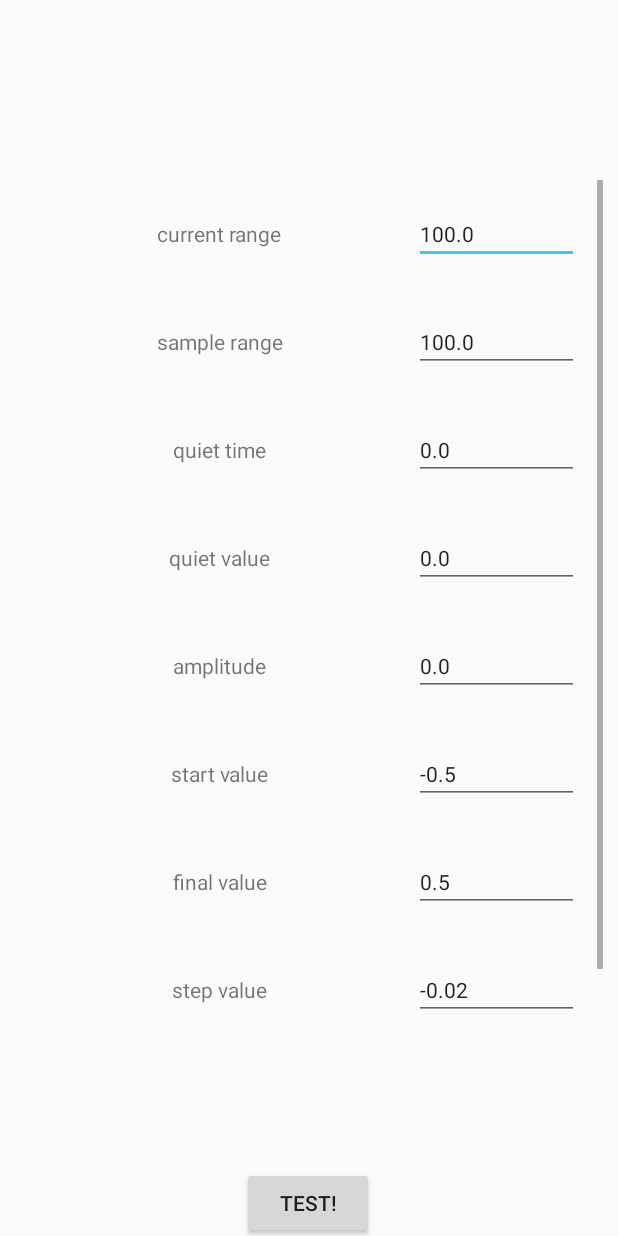
After one commit to infolab-club/isc-android, an Android app: the ParamsActivity screen opened directly, with no data from a screen before it, on a phone screen of 412 x 824 dp. The commit adds this screen. Run offline under Robolectric (Android 15) with nearby library versions, the phone set to English and light mode, and no system bars; 1 statement that could not run was skipped.

Commit message:
Added Scene with Parameters.

```diff
--- a/app/src/main/AndroidManifest.xml
+++ b/app/src/main/AndroidManifest.xml
@@ -13,7 +13,8 @@
         android:roundIcon="@mipmap/ic_launcher_round"
         android:supportsRtl="true"
         android:theme="@style/AppTheme">
-        <activity android:name=".GraphActivity"></activity>
+        <activity android:name=".ParamsActivity"></activity>
+        <activity android:name=".GraphActivity" />
         <activity
             android:name=".MainActivity"
             android:screenOrientation="portrait"
--- a/app/src/main/java/club/infolab/testchart/MainActivity.java
+++ b/app/src/main/java/club/infolab/testchart/MainActivity.java
@@ -37,10 +37,7 @@ public class MainActivity extends AppCompatActivity implements TestAdapter.OnTes
 
     @Override
     public void onTestClick(int position) {
-        CurrentTest.testResult.clear();
-//        CurrentTest currentTest = new CurrentTest(this);
-//        currentTest.Reader(position);
-        Intent test_intent = new Intent(this, GraphActivity.class);
+        Intent test_intent = new Intent(this, ParamsActivity.class);
         String testName = tests.get(position);
         test_intent.putExtra(GraphActivity.EXTRA_TEST, testName);
         test_intent.putExtra(GraphActivity.EXTRA_INDEX, position);
--- /dev/null
+++ b/app/src/main/java/club/infolab/testchart/ParamsActivity.java
@@ -0,0 +1,88 @@
+package club.infolab.testchart;
+
+import androidx.appcompat.app.AppCompatActivity;
+
+import android.content.Intent;
+import android.content.IntentFilter;
+import android.os.Bundle;
+import android.text.Editable;
+import android.text.TextWatcher;
+import android.view.LayoutInflater;
+import android.view.View;
+import android.widget.Button;
+import android.widget.EditText;
+import android.widget.LinearLayout;
+import android.widget.TextView;
+
+import java.util.ArrayList;
+
+public class ParamsActivity extends AppCompatActivity {
+    @Override
+    protected void onCreate(Bundle savedInstanceState) {
+        super.onCreate(savedInstanceState);
+        setContentView(R.layout.activity_params);
+
+        TextView testNameView = findViewById(R.id.name_test_params);
+        final Intent intent = getIntent();
+        final String testName = intent.getStringExtra(GraphActivity.EXTRA_TEST);
+        final int testIndex = intent.getIntExtra(GraphActivity.EXTRA_INDEX, 0);
+        testNameView.setText(testName);
+
+        Button startChartBtn = findViewById(R.id.toChart_btn);
+        startChartBtn.setOnClickListener(new View.OnClickListener() {
+            @Override
+            public void onClick(View v){
+                CurrentTest.testResult.clear();
+                // CurrentTest currentTest = new CurrentTest(this);
+                // currentTest.Reader(position);
+                Intent graph_intent = new Intent(ParamsActivity.this, GraphActivity.class);
+                graph_intent.putExtra(GraphActivity.EXTRA_TEST, testName);
+                graph_intent.putExtra(GraphActivity.EXTRA_INDEX, testIndex);
+                startActivity(graph_intent);
+                finish();
+            }
+        });
+
+        ArrayList<ParamTest> thisParams = ParamManager.getParamsOfTest(testName);
+        LayoutInflater ltInflater = getLayoutInflater();
+        for (final ParamTest param : thisParams) {
+
+            View view = ltInflater.inflate(R.layout.param_item, null, false);
+
+            TextView paramName = view.findViewById(R.id.param_name_item);
+            paramName.setText(param.getName());
+
+            final EditText editParam = view.findViewById(R.id.edit_values);
+//            editParam.setMaxvalue(param.getMaxValue());
+//            editParam.setMinvalue(param.getMinValue());
+//            editParam.setDefaultvalue(Float.toString(param.getDefaultValue()));
+            editParam.setText(Float.toString(param.getDefaultValue()));
+            editParam.addTextChangedListener(new TextWatcher() {
+                @Override
+                public void beforeTextChanged(CharSequence charSequence, int i, int i1, int i2) {
+                }
+
+                @Override
+                public void onTextChanged(CharSequence charSequence, int i, int i1, int i2) {
+                    if (!charSequence.toString().equals("") && !charSequence.toString().equals(".")
+                    && !charSequence.toString().equals("-")) {
+                        if (Float.parseFloat(charSequence.toString()) < param.getMinValue()) {
+                            editParam.setText(Float.toString(param.getMinValue()));
+                        } else if (Float.parseFloat(charSequence.toString()) > param.getMaxValue()) {
+                            editParam.setText(Float.toString(param.getMaxValue()));
+                        }
+                    }
+                }
+
+                @Override
+                public void afterTextChanged(Editable editable) {
+
+                }
+            });
+
+            LinearLayout paramLines = findViewById(R.id.params_lines);
+            paramLines.addView(view);
+        }
+    }
+
+}
--- a/app/src/main/java/club/infolab/testchart/TestAdapter.java
+++ b/app/src/main/java/club/infolab/testchart/TestAdapter.java
@@ -44,7 +44,7 @@ class TestAdapter extends RecyclerView.Adapter<TestAdapter.ViewHolder> {
 
         ViewHolder(View view, OnTestListener onTestListener){
             super(view);
-            testNameView = view.findViewById(R.id.test_name);
+            testNameView = view.findViewById(R.id.test_name_item);
             this.onTestListener = onTestListener;
 
             view.setOnClickListener(this);
--- /dev/null
+++ b/app/src/main/res/layout/activity_params.xml
@@ -0,0 +1,59 @@
+<?xml version="1.0" encoding="utf-8"?>
+<androidx.constraintlayout.widget.ConstraintLayout xmlns:android="http://schemas.android.com/apk/res/android"
+    xmlns:app="http://schemas.android.com/apk/res-auto"
+    xmlns:tools="http://schemas.android.com/tools"
+    android:layout_width="match_parent"
+    android:layout_height="match_parent"
+    tools:context=".ParamsActivity">
+
+    <TextView
+        android:id="@+id/name_test_params"
+        android:layout_width="wrap_content"
+        android:layout_height="wrap_content"
+        android:text="Name of test"
+        android:textSize="20dp"
+        app:layout_constraintBottom_toBottomOf="parent"
+        app:layout_constraintEnd_toEndOf="parent"
+        app:layout_constraintStart_toStartOf="parent"
+        app:layout_constraintTop_toTopOf="parent"
+        app:layout_constraintVertical_bias="0.10" />
+
+    <ScrollView
+        android:id="@+id/scroll_params"
+        android:layout_width="match_parent"
+        android:layout_height="match_parent"
+        android:layout_marginLeft="10dp"
+        android:layout_marginTop="120dp"
+        android:layout_marginRight="10dp"
+        android:layout_marginBottom="120dp"
+        app:layout_constraintBottom_toBottomOf="parent"
+        app:layout_constraintEnd_toEndOf="parent"
+        app:layout_constraintHorizontal_bias="0.0"
+        app:layout_constraintStart_toStartOf="parent"
+        app:layout_constraintTop_toTopOf="@+id/name_test_params">
+
+        <LinearLayout
+            android:id="@+id/params_lines"
+            android:layout_width="match_parent"
+            android:layout_height="match_parent"
+            android:layout_marginLeft="0dp"
+            android:layout_marginTop="0dp"
+            android:layout_marginRight="0dp"
+            android:layout_marginBottom="0dp"
+            android:orientation="vertical"></LinearLayout>
+    </ScrollView>
+
+    <Button
+        android:id="@+id/toChart_btn"
+        android:layout_width="wrap_content"
+        android:layout_height="wrap_content"
+        android:layout_marginTop="34dp"
+        android:text="@string/start_chart_btn"
+        app:layout_constraintBottom_toBottomOf="parent"
+        app:layout_constraintEnd_toEndOf="parent"
+        app:layout_constraintHorizontal_bias="0.498"
+        app:layout_constraintStart_toStartOf="parent"
+        app:layout_constraintTop_toBottomOf="@+id/scroll_params"
+        app:layout_constraintVertical_bias="0.0" />
+
+</androidx.constraintlayout.widget.ConstraintLayout>
--- /dev/null
+++ b/app/src/main/res/layout/param_item.xml
@@ -0,0 +1,30 @@
+<LinearLayout xmlns:android="http://schemas.android.com/apk/res/android"
+    android:layout_width="match_parent"
+    android:layout_height="wrap_content"
+    xmlns:app="http://schemas.android.com/apk/res-auto"
+    android:orientation="horizontal"
+    android:padding="16dp">
+
+    <TextView
+        android:id="@+id/param_name_item"
+        android:layout_width="match_parent"
+        android:layout_height="match_parent"
+        android:layout_gravity="center"
+        android:gravity="center"
+        android:text = "Param name"
+        android:textSize="14sp"
+        android:layout_weight="1"
+        />
+
+    <EditText
+        android:id="@+id/edit_values"
+        android:layout_width="match_parent"
+        android:layout_height="match_parent"
+        android:hint="Default value"
+        android:textSize="14sp"
+        android:layout_weight="2"
+        android:layout_marginLeft="10dp"
+        android:inputType="numberDecimal|numberSigned"
+        />
+
+</LinearLayout>
--- a/app/src/main/res/layout/test_item.xml
+++ b/app/src/main/res/layout/test_item.xml
@@ -5,7 +5,7 @@
     android:padding="16dp">
 
     <TextView
-        android:id="@+id/test_name"
+        android:id="@+id/test_name_item"
         android:layout_width="match_parent"
         android:layout_height="wrap_content"
         android:layout_gravity="center"
--- a/app/src/main/res/values/strings.xml
+++ b/app/src/main/res/values/strings.xml
@@ -1,3 +1,4 @@
 <resources>
     <string name="app_name">Test Chart</string>
+    <string name="start_chart_btn">Test!</string>
 </resources>
```
Also changed, not shown: app/src/main/java/club/infolab/testchart/ParamManager.java (added, +93 -0 lines), app/src/main/java/club/infolab/testchart/ParamTest.java (added, +57 -0 lines).
